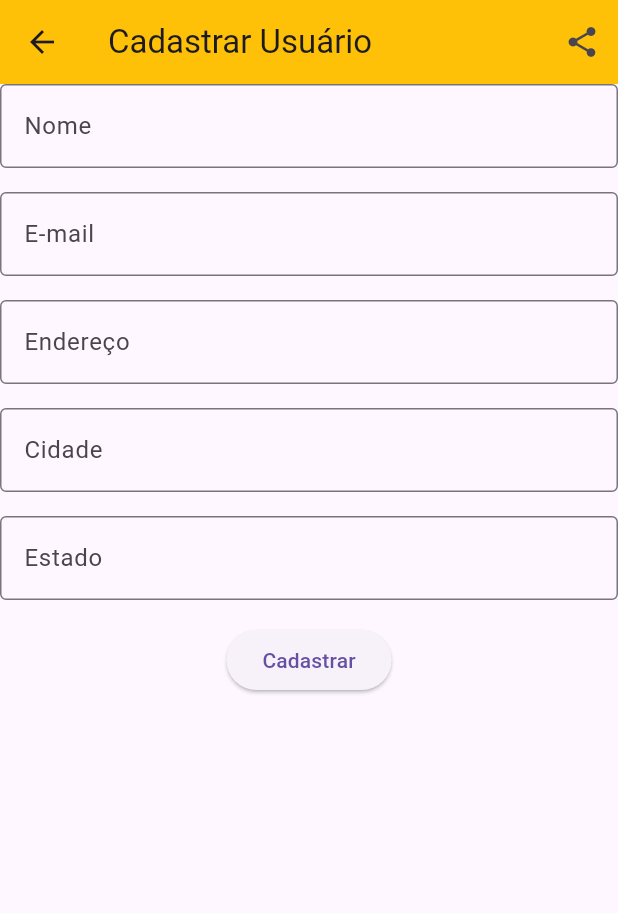
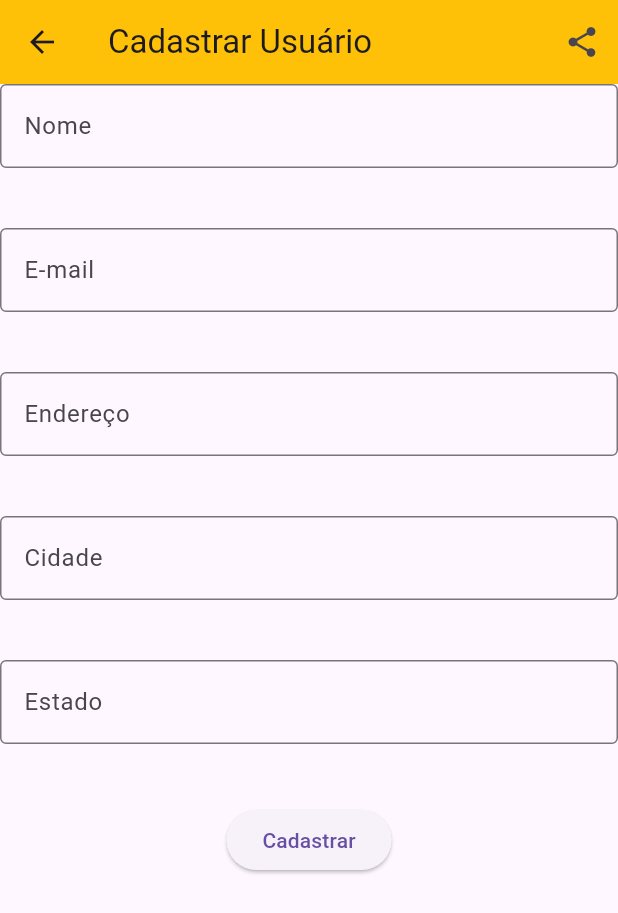
Before and after one commit to ebarrado/PAM-II-GERAL, a Flutter app: the TelaCadastro screen opened directly, on a phone screen of 412 x 824 dp. Shown: the top 913 px of the screen. Run offline on Flutter 3.47's test engine with Material 3 defaults, Android fonts, the phone set to English and light mode, and no system bars; network calls fail.

```diff
--- a/exemplos_projetos_turmas/turma_b/projeto_aula_07_03/lib/tela_cadastro.dart
+++ b/exemplos_projetos_turmas/turma_b/projeto_aula_07_03/lib/tela_cadastro.dart
@@ -27,42 +27,41 @@ class TelaCadastro extends StatelessWidget {
               border: OutlineInputBorder(),
             ),
           ),
-          const SizedBox(height: 16),
+          const SizedBox(height: 40),
           TextField(
             decoration: InputDecoration(
               labelText: "E-mail",
               border: OutlineInputBorder(),
             ),
           ),
-          const SizedBox(height: 16),
+          const SizedBox(height: 40),
           TextField(
             decoration: InputDecoration(
               labelText: "Endereço",
               border: OutlineInputBorder(),
             ),
           ),
-          const SizedBox(height: 16),
+          const SizedBox(height: 40),
           TextField(
             decoration: InputDecoration(
               labelText: "Cidade",
               border: OutlineInputBorder(),
             ),
           ),
-          const SizedBox(height: 16),
+          const SizedBox(height: 40),
           TextField(
             decoration: InputDecoration(
               labelText: "Estado",
               border: OutlineInputBorder(),
             ),
           ),
-          const SizedBox(height: 16),
+          const SizedBox(height: 40),
           ElevatedButton(
-              onPressed: () {
-                // Aqui pode adicionar a lógica de cadastro
-              },
-              child: const Text("Cadastrar"),
-            ),
-
+            onPressed: () {
+              // Aqui pode adicionar a lógica de cadastro
+            },
+            child: const Text("Cadastrar"),
+          ),
         ],
       ),
     );
```
